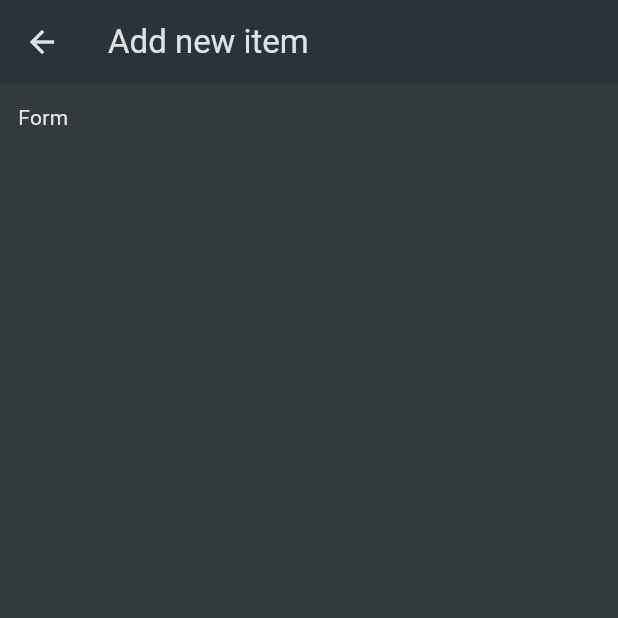
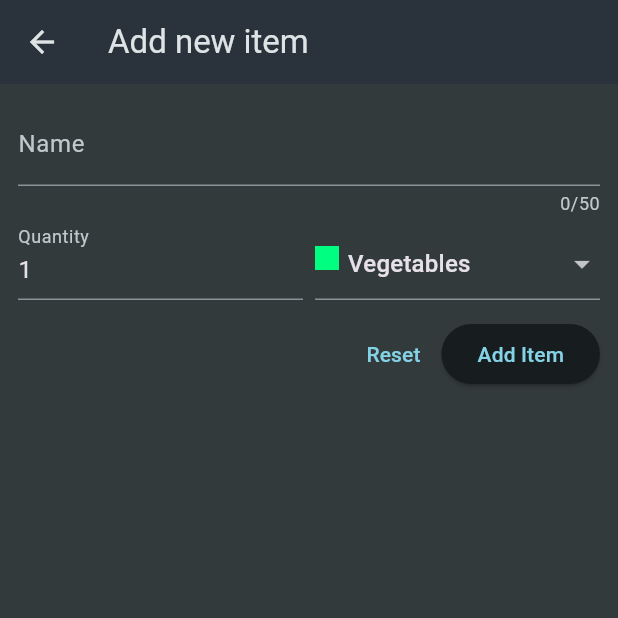
Before and after one commit to imole97/flutter-shopping-list, a Flutter app: the NewItem screen opened directly, on a phone screen of 412 x 824 dp, the top half of it. Run offline on Flutter 3.47's test engine with Material 3 defaults, Android fonts, the light colour scheme and no system bars.

Commit message:
add item form done.

```diff
--- a/lib/widgets/new_item.dart
+++ b/lib/widgets/new_item.dart
@@ -1,4 +1,7 @@
 import 'package:flutter/material.dart';
+import 'package:flutter_shopping/data/categories.dart';
+import 'package:flutter_shopping/models/category.dart';
+import 'package:flutter_shopping/models/grocery_item.dart';
 
 class NewItem extends StatefulWidget {
   const NewItem({super.key});
@@ -8,6 +11,27 @@ class NewItem extends StatefulWidget {
 }
 
 class _NewItemState extends State<NewItem> {
+  final _formKey = GlobalKey<
+      FormState>(); // allows the form to keep track of its state and ensures the form widget isn't rebuilt when the state changes in the widget
+  var _enteredName = "";
+  var _enteredQty = 1;
+  var _selectedCategory = categories[Categories.vegetables]!;
+  void _saveItem() {
+    if (_formKey.currentState!.validate()) {
+      _formKey.currentState!.save();
+     Navigator.of(context).pop(
+        GroceryItem(
+            id: DateTime.now().toString(),
+            name: _enteredName,
+            quantity: _enteredQty,
+            category: _selectedCategory),
+      );
+      print(_enteredName);
+      print(_selectedCategory);
+      print(_enteredQty);
+    }
+  }
+
   @override
   Widget build(BuildContext context) {
     return Scaffold(
@@ -16,7 +40,106 @@ class _NewItemState extends State<NewItem> {
       ),
       body: Padding(
         padding: const EdgeInsets.all(12),
-        child: Text('Form'),
+        child: Form(
+          key: _formKey,
+          child: Column(
+            children: [
+              TextFormField(
+                maxLength: 50,
+                decoration: const InputDecoration(
+                  labelText: 'Name',
+                ),
+                validator: (value) {
+                  if (value == null ||
+                      value.isEmpty ||
+                      value.trim().length <= 1 ||
+                      value.trim().length > 50) {
+                    return 'Error Message';
+                  }
+                  return null;
+                },
+                onSaved: (value) {
+                  _enteredName = value!;
+                },
+              ),
+              Row(
+                crossAxisAlignment: CrossAxisAlignment.end,
+                children: [
+                  Expanded(
+                    child: TextFormField(
+                      decoration: const InputDecoration(
+                        labelText: 'Quantity',
+                      ),
+                      initialValue: _enteredQty.toString(),
+                      keyboardType: TextInputType.number,
+                      validator: (value) {
+                        if (value == null ||
+                            value.isEmpty ||
+                            int.tryParse(value) == null ||
+                            int.tryParse(value)! <= 0) {
+                          return 'Must be a valid positive number';
+                        }
+                        return null;
+                      },
+                      onSaved: (value) {
+                        _enteredQty = int.parse(value!);
+                      },
+                    ),
+                  ),
+                  const SizedBox(
+                    width: 8,
+                  ),
+                  Expanded(
+                    child: DropdownButtonFormField(
+                      value: _selectedCategory,
+                      items: [
+                        for (final category in categories.entries)
+                          DropdownMenuItem(
+                            value: category.value,
+                            child: Row(
+                              crossAxisAlignment: CrossAxisAlignment.start,
+                              children: [
+                                Container(
+                                  width: 16,
+                                  height: 16,
+                                  color: category.value.color,
+                                ),
+                                const SizedBox(
+                                  width: 6,
+                                ),
+                                Text(category.value.title)
+                              ],
+                            ),
+                          )
+                      ],
+                      onChanged: (value) {
+                        setState(() {
+                          _selectedCategory = value!;
+                        });
+                      },
+                    ),
+                  )
+                ],
+              ),
+              const SizedBox(height: 12),
+              Row(
+                mainAxisAlignment: MainAxisAlignment.end,
+                children: [
+                  TextButton(
+                    onPressed: () {
+                      _formKey.currentState!.reset();
+                    },
+                    child: const Text('Reset'),
+                  ),
+                  ElevatedButton(
+                    onPressed: _saveItem,
+                    child: const Text('Add Item'),
+                  )
+                ],
+              )
+            ],
+          ),
+        ),
       ),
     );
   }
```
Also changed, not shown: lib/widgets/grocery_list.dart (+30 -9 lines).
